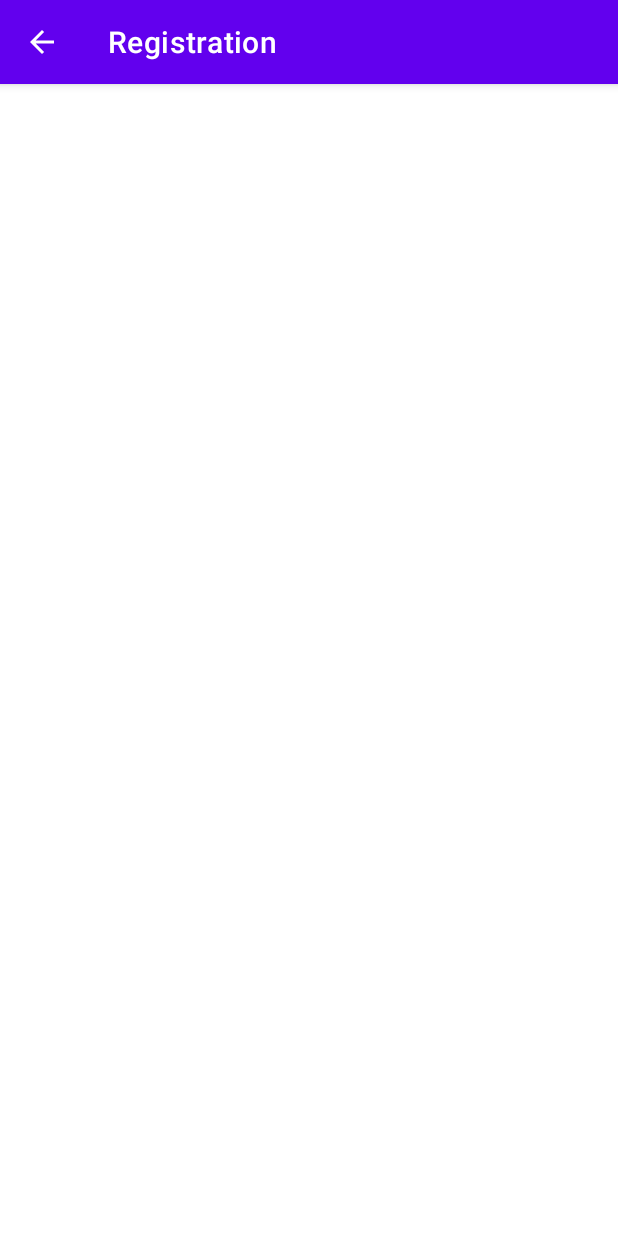
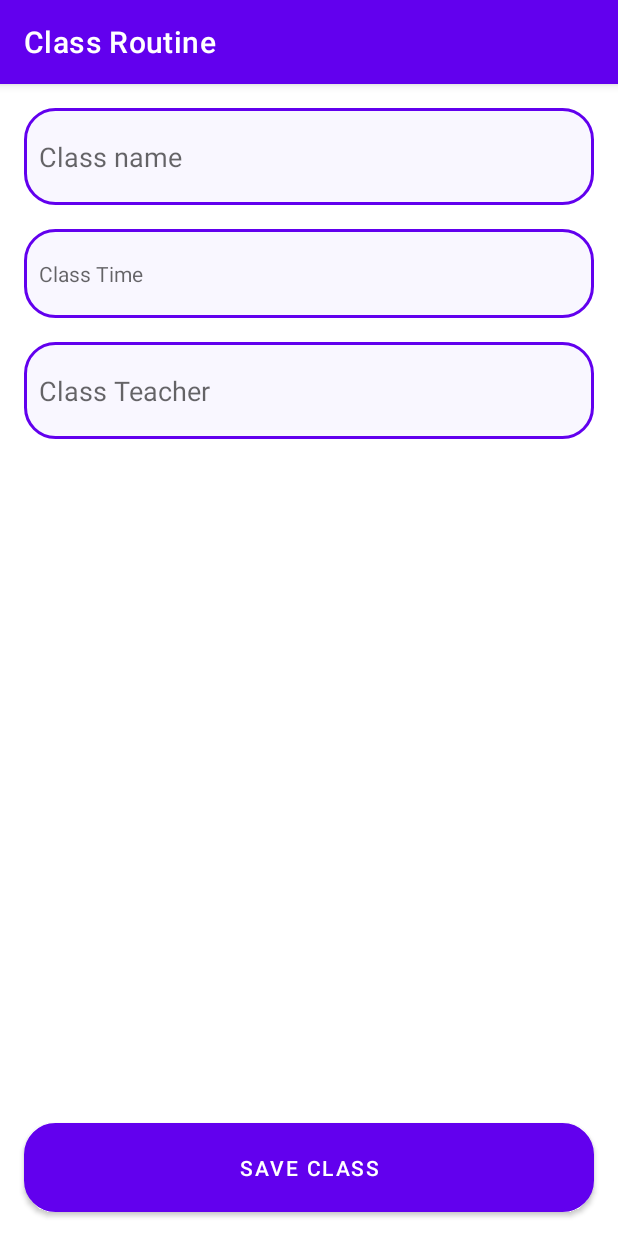
Before and after one commit to FakhrulASA/classroomapp, an Android app: the screen it shows after launch (MainActivity before the commit, SaveRoutineActivity after it), on a phone screen of 412 x 824 dp. Run offline under Robolectric (Android 15) with nearby library versions, the phone set to English and light mode, and no system bars; our stand-ins replace Firebase (no records; nobody signed in at launch, a user with empty details on screens opened directly); libraries missing offline, so code that uses them is left out: com.wdullaer.materialdatetimepicker.

Commit message:
-add note

```diff
--- a/app/build.gradle
+++ b/app/build.gradle
@@ -41,10 +41,13 @@ dependencies {
     implementation 'androidx.appcompat:appcompat:1.5.1'
     implementation 'com.google.android.material:material:1.7.0'
     implementation 'androidx.constraintlayout:constraintlayout:2.1.4'
+    implementation 'com.google.firebase:firebase-firestore:24.4.1'
     testImplementation 'junit:junit:4.13.2'
     androidTestImplementation 'androidx.test.ext:junit:1.1.4'
     androidTestImplementation 'androidx.test.espresso:espresso-core:3.5.0'
     implementation platform('com.google.firebase:firebase-bom:31.1.1')
     implementation 'com.google.firebase:firebase-analytics-ktx'
     implementation 'com.google.firebase:firebase-auth-ktx'
+    implementation 'com.wdullaer:materialdatetimepicker:4.2.3'
+    implementation 'com.google.firebase:firebase-firestore-ktx'
 }
--- /dev/null
+++ b/app/src/main/java/com/fakhrulasa/classroutine/SaveRoutineActivity.kt
@@ -0,0 +1,74 @@
+package com.fakhrulasa.classroutine
+
+import android.icu.util.Calendar
+import android.os.Build
+import android.os.Bundle
+import android.view.View
+import androidx.annotation.RequiresApi
+import androidx.appcompat.app.AppCompatActivity
+import com.fakhrulasa.classroutine.databinding.ActivitySaveRoutineBinding
+import com.google.firebase.firestore.ktx.firestore
+import com.google.firebase.ktx.Firebase
+import com.wdullaer.materialdatetimepicker.date.DatePickerDialog
+import com.wdullaer.materialdatetimepicker.time.TimePickerDialog
+
+class SaveRoutineActivity : AppCompatActivity(), TimePickerDialog.OnTimeSetListener,
+    DatePickerDialog.OnDateSetListener {
+
+    val db = Firebase.firestore
+
+    private lateinit var binding: ActivitySaveRoutineBinding
+
+    @RequiresApi(Build.VERSION_CODES.N)
+    var now: Calendar = Calendar.getInstance()
+
+    @RequiresApi(Build.VERSION_CODES.N)
+    var dpd: DatePickerDialog = DatePickerDialog.newInstance(
+        this,
+        now[Calendar.YEAR],  // Initial year selection
+        now[Calendar.MONTH],  // Initial month selection
+        now[Calendar.DAY_OF_MONTH] // Inital day selection
+    )
+
+    @RequiresApi(Build.VERSION_CODES.N)
+    override fun onCreate(savedInstanceState: Bundle?) {
+        super.onCreate(savedInstanceState)
+        binding = ActivitySaveRoutineBinding.inflate(layoutInflater)
+        val view = binding.root
+        setContentView(view)
+
+        var classObject = HashMap<String, String>()
+        binding.tvClassTime.setOnClickListener {
+            dpd.show(supportFragmentManager, "Select your class time")
+        }
+
+        binding.button2.setOnClickListener {
+            binding.progressBar.visibility = View.VISIBLE
+            classObject["Class Name"] = binding.etClassName.text.toString()
+            classObject["Class Time"] = binding.tvClassTime.text.toString()
+            classObject["Teacher Name"] = binding.etTeacherName.text.toString()
+
+            db.collection("Class")
+                .add(classObject)
+                .addOnSuccessListener { documentReference ->
+                    binding.progressBar.visibility = View.GONE
+
+                    showToastMessage(this, "Saved");
+                }
+                .addOnFailureListener { e ->
+                    binding.progressBar.visibility = View.GONE
+
+                    showToastMessage(this, e.message.toString())
+                }
+        }
+    }
+
+    override fun onTimeSet(view: TimePickerDialog?, hourOfDay: Int, minute: Int, second: Int) {
+        binding.tvClassTime.text = hourOfDay.toString() + minute.toString()
+    }
+
+    override fun onDateSet(view: DatePickerDialog?, year: Int, monthOfYear: Int, dayOfMonth: Int) {
+        binding.tvClassTime.text =
+            year.toString() + "/" + monthOfYear.toString() + "/" + dayOfMonth.toString()
+    }
+}
--- /dev/null
+++ b/app/src/main/res/drawable-v24/rounded_background_buttonm.xml
@@ -0,0 +1,6 @@
+<?xml version="1.0" encoding="utf-8"?>
+<shape xmlns:android="http://schemas.android.com/apk/res/android">
+    <solid android:color="#651FFF"/>
+    <corners android:radius="20dp"/>
+
+</shape>
--- /dev/null
+++ b/app/src/main/res/drawable/rounded_background.xml
@@ -0,0 +1,7 @@
+<?xml version="1.0" encoding="utf-8"?>
+<shape xmlns:android="http://schemas.android.com/apk/res/android">
+    <solid android:color="#F9F7FF"/>
+    <corners android:radius="20dp"/>
+    <stroke android:width="2dp"
+        android:color="@color/purple_500"/>
+</shape>
--- /dev/null
+++ b/app/src/main/res/layout/activity_save_routine.xml
@@ -0,0 +1,84 @@
+<?xml version="1.0" encoding="utf-8"?>
+<androidx.constraintlayout.widget.ConstraintLayout xmlns:android="http://schemas.android.com/apk/res/android"
+    xmlns:app="http://schemas.android.com/apk/res-auto"
+    xmlns:tools="http://schemas.android.com/tools"
+    android:layout_width="match_parent"
+    android:layout_height="match_parent"
+    tools:context=".SaveRoutineActivity">
+
+    <EditText
+        android:id="@+id/et_class_name"
+        android:layout_width="0dp"
+        android:layout_height="wrap_content"
+        android:layout_marginStart="16dp"
+        android:layout_marginTop="16dp"
+        android:layout_marginEnd="16dp"
+        android:background="@drawable/rounded_background"
+        android:ems="10"
+        android:hint="@string/class_name"
+        android:inputType="textPersonName"
+        android:paddingHorizontal="10dp"
+        android:paddingVertical="20dp"
+        app:layout_constraintEnd_toEndOf="parent"
+        app:layout_constraintStart_toStartOf="parent"
+        app:layout_constraintTop_toTopOf="parent" />
+
+    <TextView
+        android:id="@+id/tv_class_time"
+        android:layout_width="0dp"
+        android:layout_height="wrap_content"
+        android:layout_marginStart="16dp"
+        android:layout_marginTop="16dp"
+        android:layout_marginEnd="16dp"
+        android:background="@drawable/rounded_background"
+        android:ems="10"
+        android:hint="Class Time"
+        android:inputType="textPersonName"
+        android:paddingHorizontal="10dp"
+        android:paddingVertical="20dp"
+        app:layout_constraintEnd_toEndOf="parent"
+        app:layout_constraintStart_toStartOf="parent"
+        app:layout_constraintTop_toBottomOf="@+id/et_class_name" />
+
+    <EditText
+        android:id="@+id/et_teacher_name"
+        android:layout_width="0dp"
+        android:layout_height="wrap_content"
+        android:layout_marginStart="16dp"
+        android:layout_marginTop="16dp"
+        android:layout_marginEnd="16dp"
+        android:background="@drawable/rounded_background"
+        android:ems="10"
+        android:hint="Class Teacher"
+        android:inputType="textPersonName"
+        android:paddingHorizontal="10dp"
+        android:paddingVertical="20dp"
+        app:layout_constraintEnd_toEndOf="parent"
+        app:layout_constraintStart_toStartOf="parent"
+        app:layout_constraintTop_toBottomOf="@+id/tv_class_time" />
+
+    <Button
+        android:id="@+id/button2"
+        android:layout_width="0dp"
+        android:layout_height="wrap_content"
+        android:layout_marginStart="16dp"
+        android:layout_marginEnd="16dp"
+        android:paddingVertical="14dp"
+        android:layout_marginBottom="16dp"
+        android:background="@drawable/rounded_background"
+        android:text="Save Class"
+        app:layout_constraintBottom_toBottomOf="parent"
+        app:layout_constraintEnd_toEndOf="parent"
+        app:layout_constraintStart_toStartOf="parent" />
+
+    <ProgressBar
+        android:id="@+id/progressBar"
+        style="?android:attr/progressBarStyle"
+        android:layout_width="wrap_content"
+        android:layout_height="wrap_content"
+        android:visibility="gone"
+        app:layout_constraintBottom_toBottomOf="parent"
+        app:layout_constraintEnd_toEndOf="parent"
+        app:layout_constraintStart_toStartOf="parent"
+        app:layout_constraintTop_toTopOf="parent" />
+</androidx.constraintlayout.widget.ConstraintLayout>
--- a/build.gradle
+++ b/build.gradle
@@ -1,4 +1,8 @@
-// Top-level build file where you can add configuration options common to all sub-projects/modules.
+buildscript {
+    dependencies {
+        classpath 'com.google.gms:google-services:4.3.14'
+    }
+}// Top-level build file where you can add configuration options common to all sub-projects/modules.
 plugins {
     id 'com.android.application' version '7.2.1' apply false
     id 'com.android.library' version '7.2.1' apply false
```
Also changed, not shown: app/src/main/AndroidManifest.xml (+11 -5 lines), app/src/main/java/com/fakhrulasa/classroutine/HelperUtil.kt (added, +9 -0 lines), app/src/main/java/com/fakhrulasa/classroutine/MainActivity2.kt (+42 -1 lines), app/src/main/res/layout/activity_main2.xml (+93 -1 lines).
